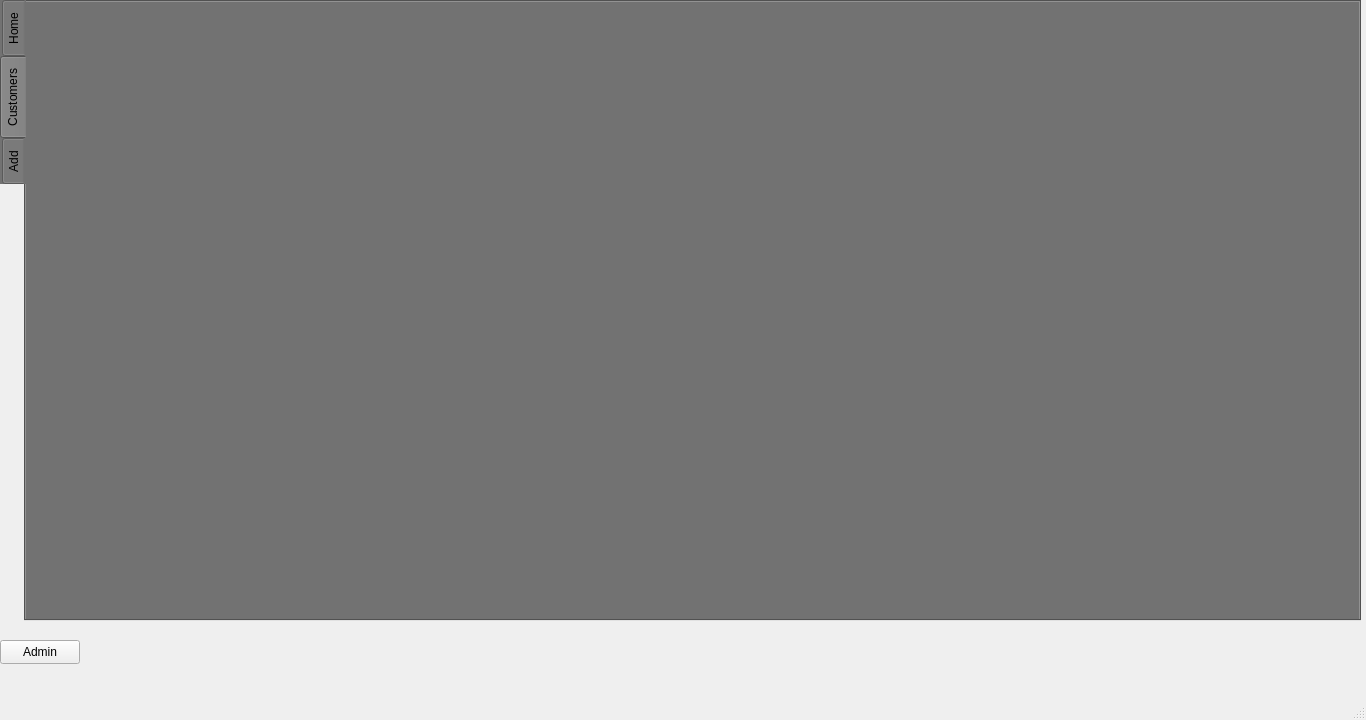
This is CarRent/mainscreen.ui in Mani-SSH/Car_Rental as Qt 5 draws it before an edit. The edited form follows.
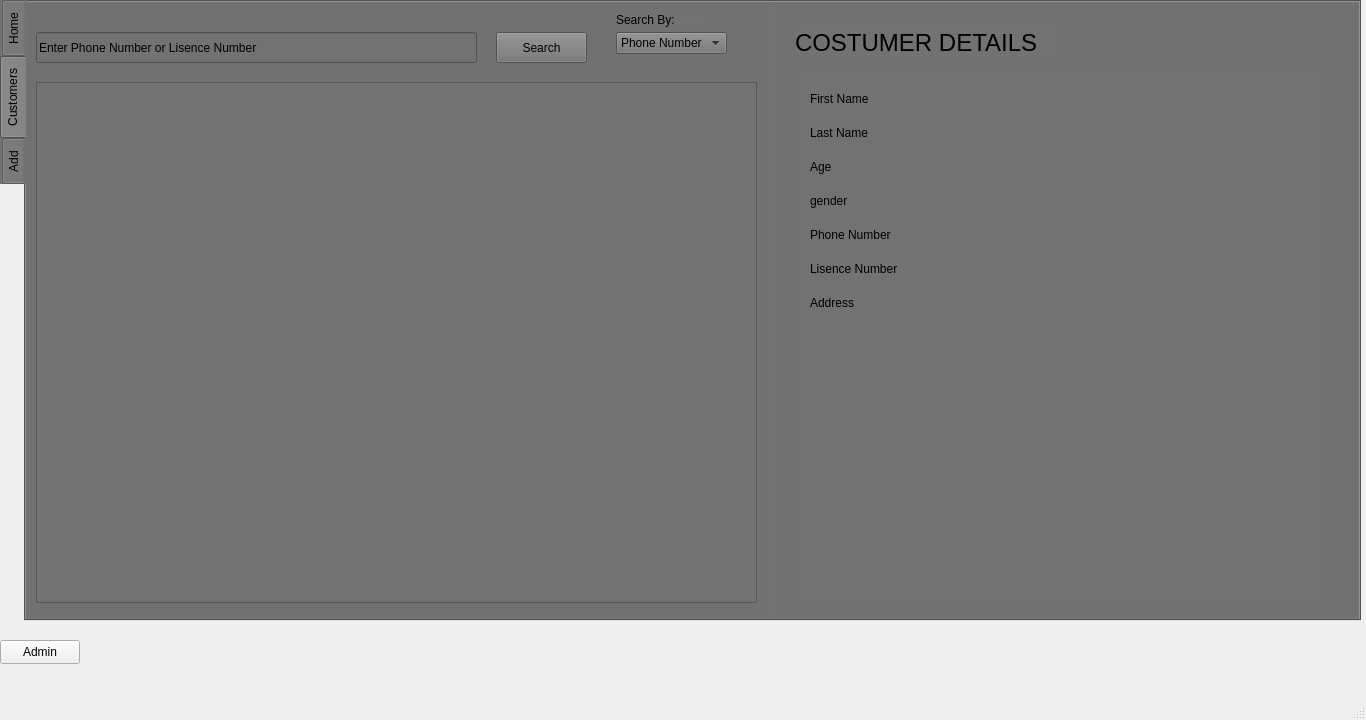
This is the edited form. The open tabs and pages were chosen to show the change.

Diff of the .ui file:
```diff
--- a/CarRent/mainscreen.ui
+++ b/CarRent/mainscreen.ui
@@ -396,6 +396,254 @@
      <attribute name="title">
       <string>Customers</string>
      </attribute>
+     <widget class="QGroupBox" name="groupBox_searchbar">
+      <property name="geometry">
+       <rect>
+        <x>0</x>
+        <y>0</y>
+        <width>741</width>
+        <height>71</height>
+       </rect>
+      </property>
+      <property name="title">
+       <string/>
+      </property>
+      <widget class="QLineEdit" name="lineEdit_searchbar">
+       <property name="geometry">
+        <rect>
+         <x>10</x>
+         <y>30</y>
+         <width>441</width>
+         <height>31</height>
+        </rect>
+       </property>
+       <property name="text">
+        <string>Enter Phone Number or Lisence Number</string>
+       </property>
+      </widget>
+      <widget class="QPushButton" name="pushButton_Search">
+       <property name="geometry">
+        <rect>
+         <x>470</x>
+         <y>30</y>
+         <width>91</width>
+         <height>31</height>
+        </rect>
+       </property>
+       <property name="text">
+        <string>Search</string>
+       </property>
+      </widget>
+      <widget class="QComboBox" name="comboBox_costumer">
+       <property name="geometry">
+        <rect>
+         <x>590</x>
+         <y>30</y>
+         <width>111</width>
+         <height>22</height>
+        </rect>
+       </property>
+       <item>
+        <property name="text">
+         <string>Phone Number</string>
+        </property>
+       </item>
+       <item>
+        <property name="text">
+         <string>Lisence Number</string>
+        </property>
+       </item>
+      </widget>
+      <widget class="QLabel" name="label_Search_by">
+       <property name="geometry">
+        <rect>
+         <x>590</x>
+         <y>10</y>
+         <width>91</width>
+         <height>16</height>
+        </rect>
+       </property>
+       <property name="text">
+        <string>Search By:</string>
+       </property>
+      </widget>
+     </widget>
+     <widget class="QGroupBox" name="groupBox_costumer_table">
+      <property name="geometry">
+       <rect>
+        <x>0</x>
+        <y>70</y>
+        <width>741</width>
+        <height>541</height>
+       </rect>
+      </property>
+      <property name="title">
+       <string/>
+      </property>
+      <widget class="QTableView" name="tableView_customer">
+       <property name="geometry">
+        <rect>
+         <x>10</x>
+         <y>10</y>
+         <width>721</width>
+         <height>521</height>
+        </rect>
+       </property>
+      </widget>
+     </widget>
+     <widget class="QGroupBox" name="groupBox_details">
+      <property name="geometry">
+       <rect>
+        <x>749</x>
+        <y>0</y>
+        <width>591</width>
+        <height>611</height>
+       </rect>
+      </property>
+      <property name="title">
+       <string/>
+      </property>
+      <widget class="QWidget" name="formLayoutWidget_2">
+       <property name="geometry">
+        <rect>
+         <x>20</x>
+         <y>70</y>
+         <width>531</width>
+         <height>531</height>
+        </rect>
+       </property>
+       <layout class="QFormLayout" name="formLayout_costumer">
+        <property name="horizontalSpacing">
+         <number>20</number>
+        </property>
+        <property name="verticalSpacing">
+         <number>20</number>
+        </property>
+        <property name="leftMargin">
+         <number>15</number>
+        </property>
+        <property name="topMargin">
+         <number>20</number>
+        </property>
+        <item row="0" column="0">
+         <widget class="QLabel" name="label_f_name">
+          <property name="text">
+           <string>First Name</string>
+          </property>
+         </widget>
+        </item>
+        <item row="6" column="0">
+         <widget class="QLabel" name="label_Address_2">
+          <property name="text">
+           <string>Address</string>
+          </property>
+         </widget>
+        </item>
+        <item row="5" column="0">
+         <widget class="QLabel" name="label_Lisence_NO">
+          <property name="text">
+           <string>Lisence Number</string>
+          </property>
+         </widget>
+        </item>
+        <item row="4" column="0">
+         <widget class="QLabel" name="label_Phone_number">
+          <property name="text">
+           <string>Phone Number</string>
+          </property>
+         </widget>
+        </item>
+        <item row="1" column="0">
+         <widget class="QLabel" name="label_l_name">
+          <property name="text">
+           <string>Last Name</string>
+          </property>
+         </widget>
+        </item>
+        <item row="3" column="0">
+         <widget class="QLabel" name="label_gender">
+          <property name="text">
+           <string>gender</string>
+          </property>
+         </widget>
+        </item>
+        <item row="2" column="0">
+         <widget class="QLabel" name="label_Age">
+          <property name="text">
+           <string>Age</string>
+          </property>
+         </widget>
+        </item>
+        <item row="0" column="1">
+         <widget class="QLabel" name="label_sql_fname">
+          <property name="text">
+           <string/>
+          </property>
+         </widget>
+        </item>
+        <item row="1" column="1">
+         <widget class="QLabel" name="label_sql_lname">
+          <property name="text">
+           <string/>
+          </property>
+         </widget>
+        </item>
+        <item row="2" column="1">
+         <widget class="QLabel" name="label_sql_age">
+          <property name="text">
+           <string/>
+          </property>
+         </widget>
+        </item>
+        <item row="3" column="1">
+         <widget class="QLabel" name="label_sql_gender">
+          <property name="text">
+           <string/>
+          </property>
+         </widget>
+        </item>
+        <item row="4" column="1">
+         <widget class="QLabel" name="label_sql_phone">
+          <property name="text">
+           <string/>
+          </property>
+         </widget>
+        </item>
+        <item row="5" column="1">
+         <widget class="QLabel" name="label_sql_lisence">
+          <property name="text">
+           <string/>
+          </property>
+         </widget>
+        </item>
+        <item row="6" column="1">
+         <widget class="QLabel" name="label_sql_address">
+          <property name="text">
+           <string/>
+          </property>
+         </widget>
+        </item>
+       </layout>
+      </widget>
+      <widget class="QLabel" name="label_8">
+       <property name="geometry">
+        <rect>
+         <x>20</x>
+         <y>20</y>
+         <width>261</width>
+         <height>41</height>
+        </rect>
+       </property>
+       <property name="font">
+        <font>
+         <pointsize>18</pointsize>
+        </font>
+       </property>
+       <property name="text">
+        <string>COSTUMER DETAILS</string>
+       </property>
+      </widget>
+     </widget>
     </widget>
     <widget class="QWidget" name="tab_Add">
      <attribute name="title">
```
Left out of the diff: 6 changed lines with no effect on the pictures.
